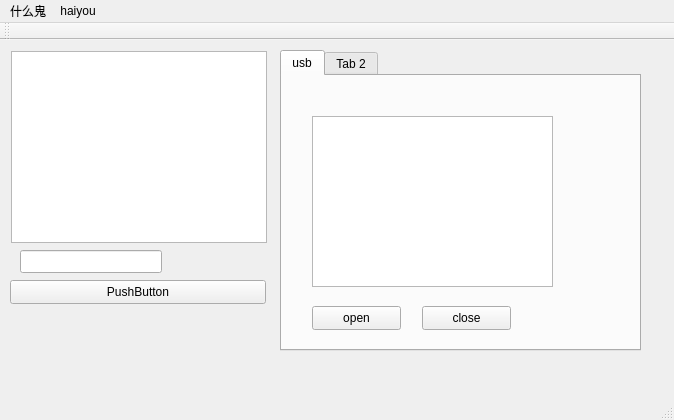
Before: the Qt Designer form mainwindow.ui in sky92zwq/ecT_Tadlas-Qt5, drawn with Qt 5.
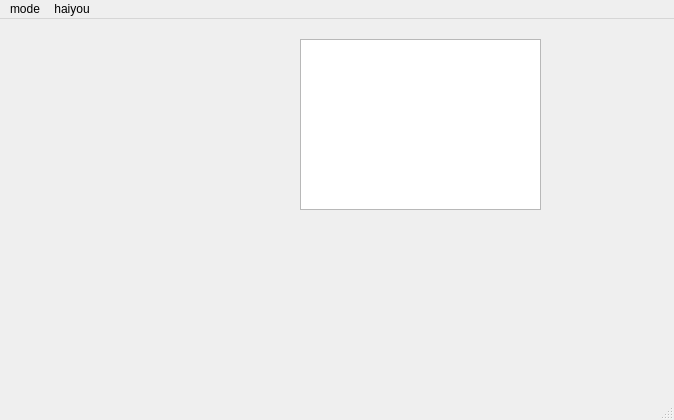
After: the same form once the commit is applied.

What changed in the file:
```diff
--- a/mainwindow.ui
+++ b/mainwindow.ui
@@ -14,112 +14,15 @@
    <string>MainWindow</string>
   </property>
   <widget class="QWidget" name="centralWidget">
-   <widget class="QListWidget" name="listWidget">
+   <widget class="QListWidget" name="listWidget_2">
     <property name="geometry">
      <rect>
-      <x>11</x>
-      <y>11</y>
-      <width>256</width>
-      <height>192</height>
+      <x>300</x>
+      <y>20</y>
+      <width>241</width>
+      <height>171</height>
      </rect>
     </property>
-    <property name="sizePolicy">
-     <sizepolicy hsizetype="Preferred" vsizetype="Preferred">
-      <horstretch>0</horstretch>
-      <verstretch>1</verstretch>
-     </sizepolicy>
-    </property>
-    <property name="resizeMode">
-     <enum>QListView::Adjust</enum>
-    </property>
-   </widget>
-   <widget class="QLineEdit" name="lineEdit">
-    <property name="geometry">
-     <rect>
-      <x>20</x>
-      <y>210</y>
-      <width>142</width>
-      <height>23</height>
-     </rect>
-    </property>
-   </widget>
-   <widget class="QPushButton" name="pushButton">
-    <property name="geometry">
-     <rect>
-      <x>10</x>
-      <y>240</y>
-      <width>256</width>
-      <height>24</height>
-     </rect>
-    </property>
-    <property name="minimumSize">
-     <size>
-      <width>256</width>
-      <height>0</height>
-     </size>
-    </property>
-    <property name="text">
-     <string>PushButton</string>
-    </property>
-   </widget>
-   <widget class="QTabWidget" name="tabWidget">
-    <property name="geometry">
-     <rect>
-      <x>280</x>
-      <y>10</y>
-      <width>361</width>
-      <height>301</height>
-     </rect>
-    </property>
-    <property name="currentIndex">
-     <number>0</number>
-    </property>
-    <widget class="QWidget" name="tab">
-     <attribute name="title">
-      <string>usb</string>
-     </attribute>
-     <widget class="QPushButton" name="open">
-      <property name="geometry">
-       <rect>
-        <x>30</x>
-        <y>230</y>
-        <width>89</width>
-        <height>24</height>
-       </rect>
-      </property>
-      <property name="text">
-       <string>open</string>
-      </property>
-     </widget>
-     <widget class="QPushButton" name="close">
-      <property name="geometry">
-       <rect>
-        <x>140</x>
-        <y>230</y>
-        <width>89</width>
-        <height>24</height>
-       </rect>
-      </property>
-      <property name="text">
-       <string>close</string>
-      </property>
-     </widget>
-     <widget class="QListWidget" name="listWidget_2">
-      <property name="geometry">
-       <rect>
-        <x>30</x>
-        <y>40</y>
-        <width>241</width>
-        <height>171</height>
-       </rect>
-      </property>
-     </widget>
-    </widget>
-    <widget class="QWidget" name="tab_2">
-     <attribute name="title">
-      <string>Tab 2</string>
-     </attribute>
-    </widget>
    </widget>
   </widget>
   <widget class="QMenuBar" name="menuBar">
@@ -133,7 +36,10 @@
    </property>
    <widget class="QMenu" name="menu">
     <property name="title">
-     <string>什么鬼</string>
+     <string>mode</string>
+    </property>
+    <property name="toolTipsVisible">
+     <bool>false</bool>
     </property>
    </widget>
    <widget class="QMenu" name="menuHaiyou">
@@ -145,17 +51,6 @@
    <addaction name="menuHaiyou"/>
   </widget>
   <widget class="QStatusBar" name="statusBar"/>
-  <widget class="QToolBar" name="toolBar">
-   <property name="windowTitle">
-    <string>toolBar</string>
-   </property>
-   <attribute name="toolBarArea">
-    <enum>TopToolBarArea</enum>
-   </attribute>
-   <attribute name="toolBarBreak">
-    <bool>false</bool>
-   </attribute>
-  </widget>
  </widget>
  <layoutdefault spacing="6" margin="11"/>
  <resources/>
```
Left out of the diff: 57 changed lines with no effect on the pictures.
